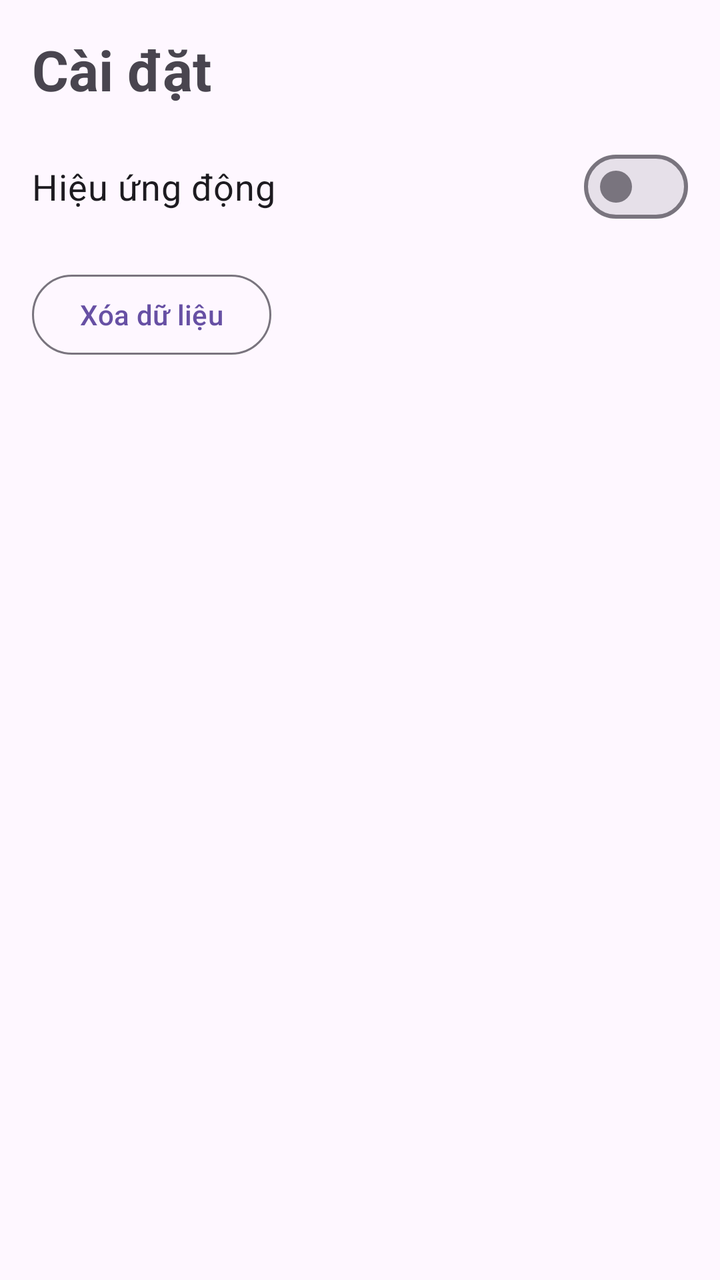
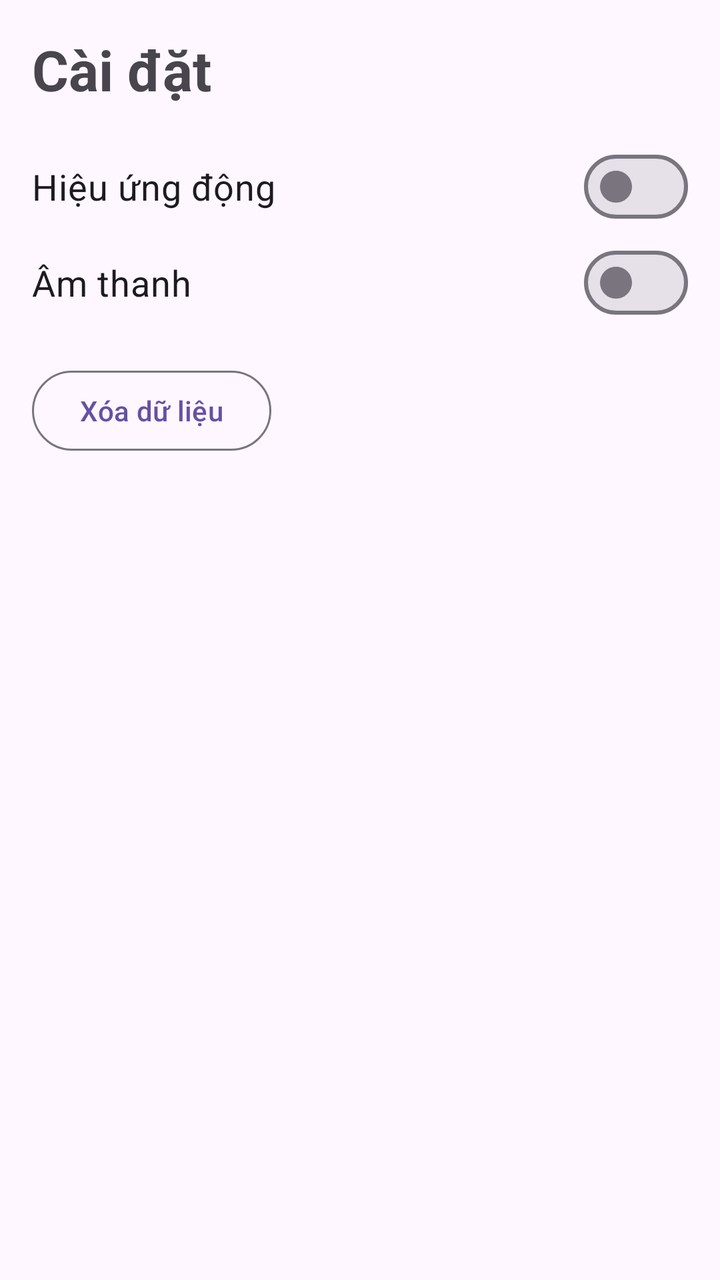

The first picture is an Android layout as it rendered before a commit; the second is the same layout after the commit. The layout source and the unified diff follow.
<!-- AndroidManifest.xml: application theme Theme.BK2048 -->
<!-- res/layout/activity_settings.xml -->
<?xml version="1.0" encoding="utf-8"?>
<LinearLayout xmlns:android="http://schemas.android.com/apk/res/android"
    xmlns:tools="http://schemas.android.com/tools"
    android:id="@+id/main"
    android:layout_width="match_parent"
    android:layout_height="match_parent"
    android:orientation="vertical"
    tools:context=".ui.settings.SettingsActivity">

    <TextView
        android:layout_width="match_parent"
        android:layout_height="wrap_content"
        android:padding="16dp"
        android:text="@string/settings_title"
        android:textSize="28sp"
        android:textStyle="bold" />

    <com.google.android.material.materialswitch.MaterialSwitch
        android:id="@+id/switchAnimation"
        android:layout_width="match_parent"
        android:layout_height="wrap_content"
        android:paddingHorizontal="16dp"
        android:paddingVertical="8dp"
        android:text="@string/settings_animation"
        android:textSize="18sp" />

    <com.google.android.material.button.MaterialButton
        android:id="@+id/btnClearData"
        style="@style/Widget.Material3.Button.OutlinedButton"
        android:layout_width="wrap_content"
        android:layout_height="wrap_content"
        android:layout_margin="16dp"
        android:text="@string/settings_clear" />
</LinearLayout>
<!-- resources referenced by this layout -->
<resources>
  <string name="settings_animation">Hiệu ứng động</string>
  <string name="settings_clear">Xóa dữ liệu</string>
  <string name="settings_title">Cài đặt</string>
  <style name="Theme.BK2048" parent="Base.Theme.BK2048" />
  <style name="Base.Theme.BK2048" parent="Theme.Material3.DayNight.NoActionBar">
          
          
      </style>
</resources>

<!-- the commit's change to res/layout/activity_settings.xml (unified diff, before → after) -->
@@ -24,6 +24,15 @@
         android:text="@string/settings_animation"
         android:textSize="18sp" />
 
+    <com.google.android.material.materialswitch.MaterialSwitch
+        android:id="@+id/switchSound"
+        android:layout_width="match_parent"
+        android:layout_height="wrap_content"
+        android:paddingHorizontal="16dp"
+        android:paddingVertical="8dp"
+        android:text="@string/settings_sound"
+        android:textSize="18sp" />
+
     <com.google.android.material.button.MaterialButton
         android:id="@+id/btnClearData"
         style="@style/Widget.Material3.Button.OutlinedButton"
<!-- resource entries referenced after the edit -->
@@ -2,6 +2,7 @@
 <resources>
   <string name="settings_animation">Hiệu ứng động</string>
   <string name="settings_clear">Xóa dữ liệu</string>
+  <string name="settings_sound">Âm thanh</string>
   <string name="settings_title">Cài đặt</string>
   <style name="Theme.BK2048" parent="Base.Theme.BK2048" />
   <style name="Base.Theme.BK2048" parent="Theme.Material3.DayNight.NoActionBar">
